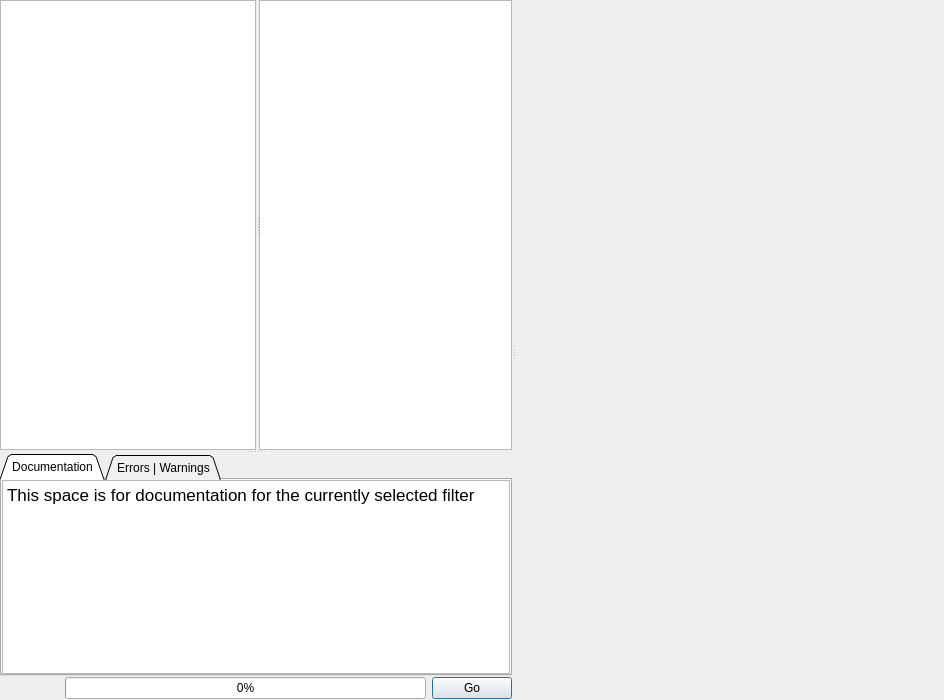
Qt form Source/PipelineBuilder/UI_Files/PipelineBuilderWidget.ui (BlueQuartzSoftware/DREAM3D) before a commit.
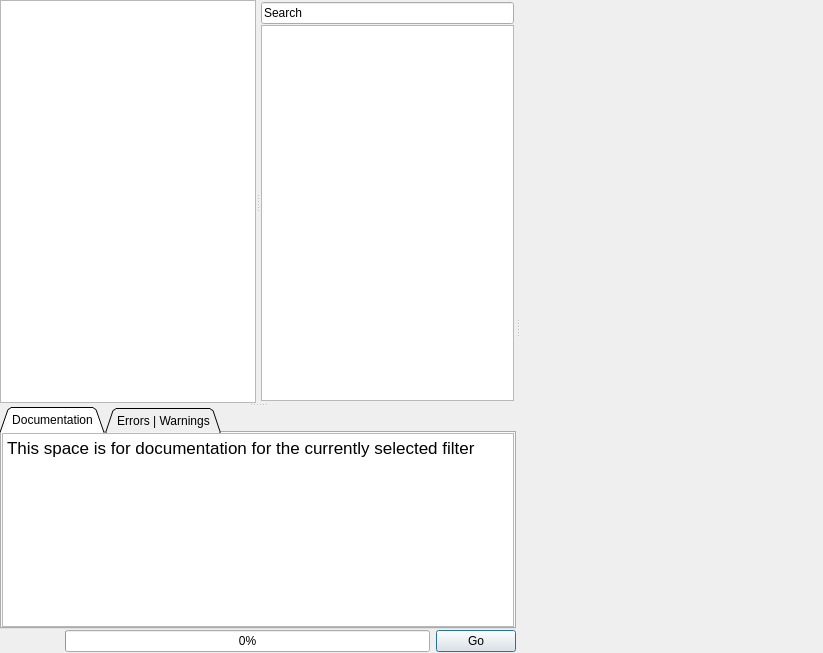
The same form after that commit. Icons and pictures are not drawn. Custom widgets are drawn as their Qt base class.

Commit message: Adding feature to let user filter the list of DREAM3D Filters by typing in a QLineEdit. This feature is basic at the moment and simply looks for a match in either the name of the filter c++ class or the 'Human Label' of the filter. This could possibly be extended to look in the help files.

The edit to the form file:
```diff
--- a/Source/PipelineBuilder/UI_Files/PipelineBuilderWidget.ui
+++ b/Source/PipelineBuilder/UI_Files/PipelineBuilderWidget.ui
@@ -6,8 +6,8 @@
    <rect>
     <x>0</x>
     <y>0</y>
-    <width>944</width>
-    <height>700</height>
+    <width>823</width>
+    <height>653</height>
    </rect>
   </property>
   <property name="windowTitle">
@@ -24,7 +24,7 @@
     <widget class="QSplitter" name="splitter_1">
      <property name="styleSheet">
       <string notr="true"> QSplitter::handle {
-	color: rgb(215, 215, 215);
+  color: rgb(215, 215, 215);
  }</string>
      </property>
      <property name="orientation">
@@ -58,7 +58,7 @@
           </property>
           <property name="styleSheet">
            <string notr="true"> QSplitter::handle {
-	color: rgb(215, 215, 215);
+  color: rgb(215, 215, 215);
  }</string>
           </property>
           <property name="orientation">
@@ -137,52 +137,58 @@
             </item>
            </layout>
           </widget>
-          <widget class="QFilterListWidget" name="filterList">
+          <widget class="QFrame" name="filterListFrame">
            <property name="sizePolicy">
             <sizepolicy hsizetype="Preferred" vsizetype="Preferred">
              <horstretch>1</horstretch>
              <verstretch>0</verstretch>
             </sizepolicy>
            </property>
+           <property name="minimumSize">
+            <size>
+             <width>150</width>
+             <height>0</height>
+            </size>
+           </property>
            <property name="maximumSize">
             <size>
              <width>16777215</width>
              <height>16777215</height>
             </size>
            </property>
-           <property name="horizontalScrollBarPolicy">
-            <enum>Qt::ScrollBarAsNeeded</enum>
-           </property>
-           <property name="editTriggers">
-            <set>QAbstractItemView::NoEditTriggers</set>
-           </property>
            <property name="showDropIndicator" stdset="0">
             <bool>false</bool>
            </property>
-           <property name="dragEnabled">
+           <property name="dragEnabled" stdset="0">
             <bool>true</bool>
            </property>
-           <property name="dragDropMode">
-            <enum>QAbstractItemView::DragOnly</enum>
-           </property>
-           <property name="defaultDropAction">
-            <enum>Qt::ActionMask</enum>
-           </property>
-           <property name="alternatingRowColors">
+           <property name="alternatingRowColors" stdset="0">
             <bool>true</bool>
            </property>
-           <property name="verticalScrollMode">
-            <enum>QAbstractItemView::ScrollPerPixel</enum>
-           </property>
-           <property name="horizontalScrollMode">
-            <enum>QAbstractItemView::ScrollPerPixel</enum>
-           </property>
-           <property name="uniformItemSizes">
+           <property name="uniformItemSizes" stdset="0">
             <bool>true</bool>
            </property>
-           <property name="sortingEnabled">
+           <property name="sortingEnabled" stdset="0">
             <bool>true</bool>
            </property>
+           <layout class="QVBoxLayout" name="verticalLayout_6">
+            <property name="spacing">
+             <number>1</number>
+            </property>
+            <property name="margin">
+             <number>2</number>
+            </property>
+            <item>
+             <widget class="QLineEdit" name="filterSearch">
+              <property name="text">
+               <string>Search</string>
+              </property>
+             </widget>
+            </item>
+            <item>
+             <widget class="QFilterListWidget" name="filterList"/>
+            </item>
+           </layout>
           </widget>
          </widget>
          <widget class="QTabWidget" name="docErrorTabs">
@@ -496,8 +502,8 @@
         <rect>
          <x>0</x>
          <y>0</y>
-         <width>425</width>
-         <height>700</height>
+         <width>300</width>
+         <height>653</height>
         </rect>
        </property>
        <property name="sizePolicy">
```
The commit also changes 2 other files.
